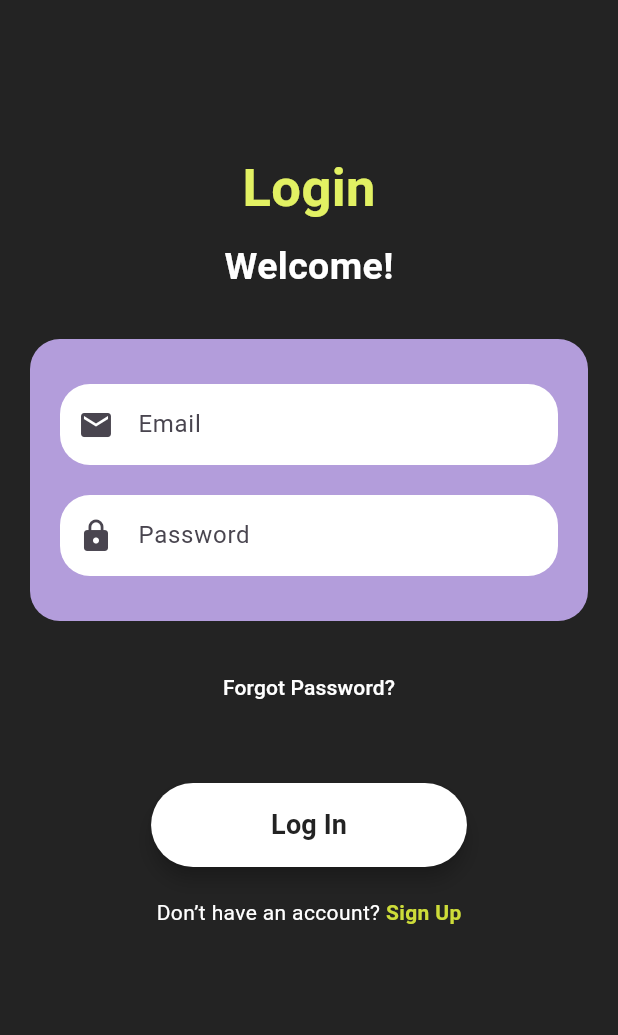
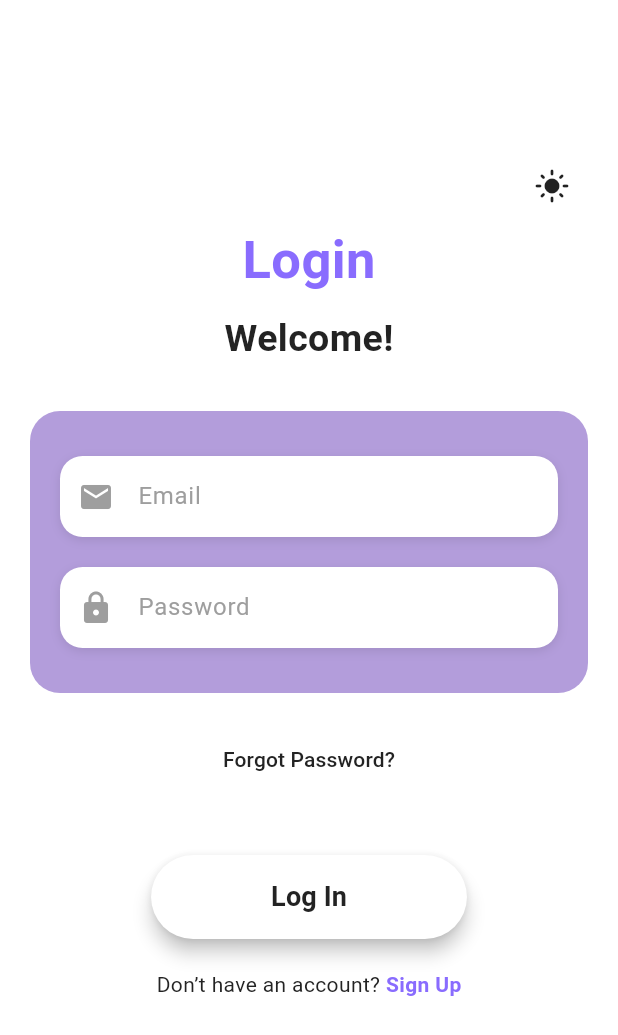
Before and after one commit to zyadelzyat/Mobile_GP_AI_Fit_Master, a Flutter app: the screen it shows after launch, on a phone screen of 412 x 824 dp. Shown: the top 1035 px of the screen. Run offline on Flutter 3.47's test engine with Material 3 defaults, Android fonts, the phone set to English and light mode, and no system bars; our stand-ins replace cloud_firestore, youtube_player_flutter; accounts and stored records are empty.

Commit message:
first commit

```diff
--- a/lib/Home__Page/00_home_page.dart
+++ b/lib/Home__Page/00_home_page.dart
@@ -162,7 +162,7 @@ class _HomePageState extends State<HomePage> {
         if (index == 3) {
           Navigator.push(
             context,
-            MaterialPageRoute(builder: (context) => ChatBotPage()),
+            MaterialPageRoute(builder: (context) => ChatPage()),
           );
         }
       },
--- a/lib/Login___Signup/01_signin_screen.dart
+++ b/lib/Login___Signup/01_signin_screen.dart
@@ -1,7 +1,9 @@
 import 'package:flutter/material.dart';
-import 'signup_screen.dart'; // تأكد من استيراد شاشة التسجيل (SignUp)
-import 'forgotton_password.dart'; // تأكد من استيراد شاشة استعادة كلمة المرور (ResetPasswordScreen)
-import '../fitness_screen.dart'; // تأكد من استيراد شاشة اللياقة البدنية (FitnessScreen)
+import 'package:provider/provider.dart'; // Import Provider for state management
+import 'signup_screen.dart'; // Import SignUp screen
+import 'forgotton_password.dart'; // Import ResetPasswordScreen
+import '../fitness_screen.dart'; // Import FitnessScreen
+import 'package:untitled/theme_provider.dart'; // Import ThemeProvider for theme management
 
 class SignInScreen extends StatefulWidget {
   const SignInScreen({super.key});
@@ -21,8 +23,10 @@ class _SignInScreenState extends State<SignInScreen> {
 
   @override
   Widget build(BuildContext context) {
+    final themeProvider = Provider.of<ThemeProvider>(context); // Access ThemeProvider
+
     return Scaffold(
-      backgroundColor: const Color(0xFF232323),
+      backgroundColor: Theme.of(context).scaffoldBackgroundColor, // Use theme background color
       body: Padding(
         padding: const EdgeInsets.symmetric(horizontal: 20, vertical: 50),
         child: SingleChildScrollView(
@@ -31,11 +35,27 @@ class _SignInScreenState extends State<SignInScreen> {
             children: <Widget>[
               const SizedBox(height: 50),
 
+              // Theme Toggle Button
+              Align(
+                alignment: Alignment.topRight,
+                child: IconButton(
+                  icon: Icon(
+                    themeProvider.themeMode == ThemeMode.light
+                        ? Icons.dark_mode // Dark mode icon
+                        : Icons.light_mode, // Light mode icon
+                    color: Theme.of(context).iconTheme.color, // Use theme icon color
+                  ),
+                  onPressed: () {
+                    themeProvider.toggleTheme(); // Toggle between light and dark mode
+                  },
+                ),
+              ),
+
               // Title
-              const Text(
+              Text(
                 'Login',
                 style: TextStyle(
-                  color: Color(0xFFE2F163), // Lime color for 'Login' text
+                  color: Theme.of(context).primaryColor, // Use theme primary color
                   fontSize: 35,
                   fontWeight: FontWeight.bold,
                 ),
@@ -43,10 +63,10 @@ class _SignInScreenState extends State<SignInScreen> {
               const SizedBox(height: 10),
 
               // Welcome text
-              const Text(
+              Text(
                 'Welcome!',
                 style: TextStyle(
-                  color: Colors.white, // White color for 'Welcome'
+                  color: Theme.of(context).textTheme.bodyLarge?.color, // Use theme text color
                   fontSize: 25,
                   fontWeight: FontWeight.bold,
                 ),
@@ -58,7 +78,7 @@ class _SignInScreenState extends State<SignInScreen> {
                 padding: const EdgeInsets.symmetric(vertical: 30, horizontal: 20),
                 decoration: BoxDecoration(
                   color: const Color(0xFFB39DDB), // Light purple background color
-                  borderRadius: BorderRadius.circular(20),
+                  borderRadius: BorderRadius.circular(20), // Rounded corners
                 ),
                 child: Column(
                   children: [
@@ -81,21 +101,22 @@ class _SignInScreenState extends State<SignInScreen> {
                     MaterialPageRoute(builder: (context) => const ResetPasswordScreen()),
                   );
                 },
-                child: const Text(
+                child: Text(
                   'Forgot Password?',
-                  style: TextStyle(color: Colors.white),
+                  style: TextStyle(
+                    color: Theme.of(context).textTheme.bodyLarge?.color, // Use theme text color
+                  ),
                 ),
               ),
               const SizedBox(height: 40),
 
               // Log In Button
               MaterialButton(
-                color: Colors.white,
+                color: Colors.white, // White background for the button
                 elevation: 5.0,
                 padding: const EdgeInsets.symmetric(vertical: 15, horizontal: 80),
-                shape: OutlineInputBorder(
-                  borderRadius: BorderRadius.circular(50),
-                  borderSide: BorderSide.none,
+                shape: RoundedRectangleBorder(
+                  borderRadius: BorderRadius.circular(30), // Rounded corners
                 ),
                 onPressed: () {
                   String email = _emailController.text;
@@ -108,16 +129,16 @@ class _SignInScreenState extends State<SignInScreen> {
                     return;
                   }
 
-                  // بعد التحقق من صحة البريد الإلكتروني وكلمة المرور، اذهب إلى شاشة FitnessScreen
+                  // Navigate to FitnessScreen after validation
                   Navigator.push(
                     context,
                     MaterialPageRoute(builder: (context) => FitnessScreen()),
                   );
                 },
-                child: const Text(
+                child: Text(
                   'Log In',
                   style: TextStyle(
-                    color: Color(0xFF232323),
+                    color: Color(0xFF232323), // Black text for the button
                     fontSize: 18,
                     fontWeight: FontWeight.bold,
                   ),
@@ -129,9 +150,11 @@ class _SignInScreenState extends State<SignInScreen> {
               Row(
                 mainAxisAlignment: MainAxisAlignment.center,
                 children: [
-                  const Text(
+                  Text(
                     'Don’t have an account? ',
-                    style: TextStyle(color: Colors.white),
+                    style: TextStyle(
+                      color: Theme.of(context).textTheme.bodyLarge?.color, // Use theme text color
+                    ),
                   ),
                   GestureDetector(
                     onTap: () {
@@ -141,10 +164,10 @@ class _SignInScreenState extends State<SignInScreen> {
                         MaterialPageRoute(builder: (context) => const SignUpScreen()),
                       );
                     },
-                    child: const Text(
+                    child: Text(
                       'Sign Up',
                       style: TextStyle(
-                        color: Colors.lime,
+                        color: Theme.of(context).primaryColor, // Use theme primary color
                         fontWeight: FontWeight.bold,
                       ),
                     ),
@@ -161,17 +184,26 @@ class _SignInScreenState extends State<SignInScreen> {
   Widget _buildTextField(String hintText, IconData icon, TextEditingController controller, {bool obscureText = false}) {
     return Container(
       decoration: BoxDecoration(
-        color: Colors.white,
-        borderRadius: BorderRadius.circular(20),
+        color: Colors.white, // White background for text fields
+        borderRadius: BorderRadius.circular(15), // Rounded corners (15px radius)
+        boxShadow: [
+          BoxShadow(
+            color: Colors.black.withOpacity(0.1), // Optional: Add a subtle shadow
+            blurRadius: 5,
+            offset: Offset(0, 2),
+          ),
+        ],
       ),
       child: TextField(
         controller: controller,
         obscureText: obscureText,
+        style: TextStyle(color: Colors.black), // Black text color for input
         decoration: InputDecoration(
           hintText: hintText,
-          prefixIcon: Icon(icon),
-          border: InputBorder.none,
-          contentPadding: const EdgeInsets.symmetric(vertical: 15),
+          hintStyle: TextStyle(color: Colors.grey), // Grey hint text
+          prefixIcon: Icon(icon, color: Colors.grey), // Grey icon
+          border: InputBorder.none, // Remove default border
+          contentPadding: const EdgeInsets.symmetric(vertical: 15, horizontal: 10),
         ),
       ),
     );
--- a/lib/main.dart
+++ b/lib/main.dart
@@ -1,10 +1,17 @@
 import 'package:flutter/material.dart';
-import 'Home__Page/00_home_page.dart';  // Import the SignIn screen
-// import 'AI/chatbot.dart';
+import 'package:provider/provider.dart';
+import 'theme.dart';
+import 'theme_provider.dart';
+import 'Home__Page/00_home_page.dart'; // Import your home page
+import 'AI/chatbot.dart'; // Import your chatbot page
 import 'Login___Signup/01_signin_screen.dart';
-
 void main() {
-  runApp(const MyApp());
+  runApp(
+    ChangeNotifierProvider(
+      create: (_) => ThemeProvider(),
+      child: MyApp(),
+    ),
+  );
 }
 
 class MyApp extends StatelessWidget {
@@ -12,9 +19,14 @@ class MyApp extends StatelessWidget {
 
   @override
   Widget build(BuildContext context) {
+    final themeProvider = Provider.of<ThemeProvider>(context);
+
     return MaterialApp(
       title: 'Onboarding Screen',
-      home: SignInScreen(),  // Set SignInScreen as the initial screen
+      theme: lightTheme, // Light theme
+      darkTheme: darkTheme, // Dark theme
+      themeMode: themeProvider.themeMode, // Use the theme mode from the provider
+      home: SignInScreen(), // Set your initial screen
       debugShowCheckedModeBanner: false,
     );
   }
--- /dev/null
+++ b/lib/theme.dart
@@ -0,0 +1,29 @@
+import 'package:flutter/material.dart';
+
+final ThemeData lightTheme = ThemeData(
+  brightness: Brightness.light,
+  primaryColor: Color(0xFF896CFE), // Purple
+  scaffoldBackgroundColor: Colors.white, // White
+  appBarTheme: AppBarTheme(
+    color: Colors.white, // White
+    iconTheme: IconThemeData(color: Color(0xFF232323)), // Black
+  ),
+  textTheme: TextTheme(
+    bodyLarge: TextStyle(color: Color(0xFF232323)), // Black
+    bodyMedium: TextStyle(color: Color(0xFF232323)), // Black
+  ), // Lime Green
+);
+
+final ThemeData darkTheme = ThemeData(
+  brightness: Brightness.dark,
+  primaryColor: Color(0xFFB3A0FF), // Light Purple
+  scaffoldBackgroundColor: Color(0xFF232323), // Black
+  appBarTheme: AppBarTheme(
+    color: Color(0xFF232323), // Black
+    iconTheme: IconThemeData(color: Colors.white), // White
+  ),
+  textTheme: TextTheme(
+    bodyLarge: TextStyle(color: Colors.white), // White
+    bodyMedium: TextStyle(color: Colors.white), // White
+  ), // Purple
+);
--- /dev/null
+++ b/lib/theme_provider.dart
@@ -0,0 +1,12 @@
+import 'package:flutter/material.dart';
+
+class ThemeProvider with ChangeNotifier {
+  ThemeMode _themeMode = ThemeMode.system;
+
+  ThemeMode get themeMode => _themeMode;
+
+  void toggleTheme() {
+    _themeMode = _themeMode == ThemeMode.light ? ThemeMode.dark : ThemeMode.light;
+    notifyListeners();
+  }
+}
```
Also changed, not shown: lib/AI/chatbot.dart (+95 -104 lines), lib/AI/openai_service.dart (deleted, +0 -32 lines), pubspec.yaml (+5 -2 lines), pubspec.lock, 6 other files.
